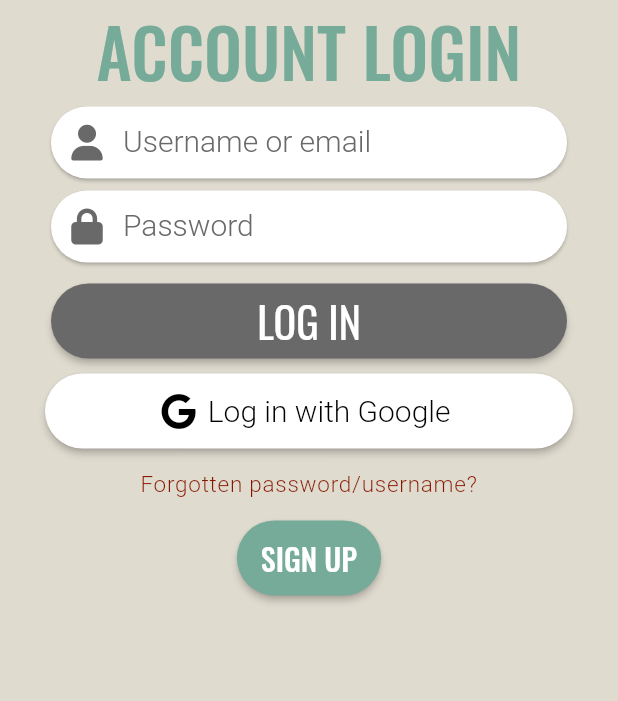
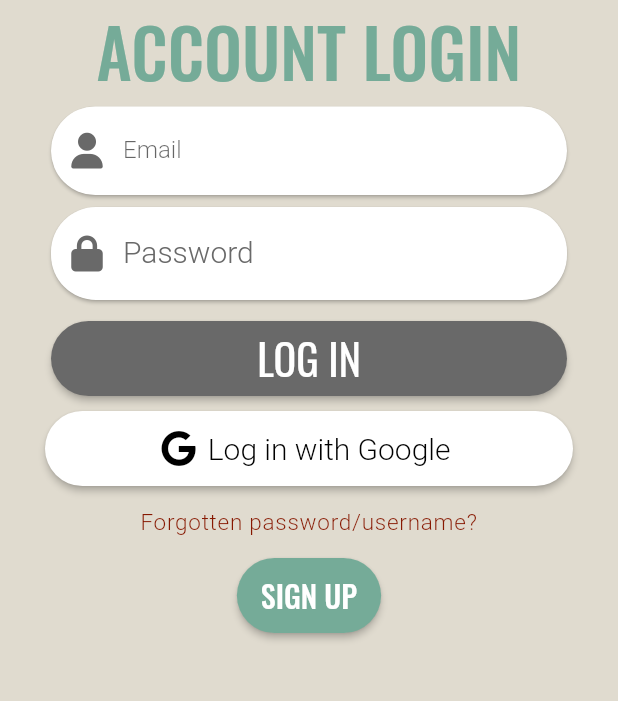
Before and after one commit to StanislavAlpatiev/FikaAndFocus, a Flutter app: the screen it shows after launch, on a phone screen of 412 x 824 dp, the part 375-1076 px from its top. Run offline on Flutter 3.47's test engine with Material 2 defaults, Android fonts, the light colour scheme and no system bars; our stand-ins replace firebase_auth, firebase_core, flutter_rating_bar, font_awesome_flutter, geolocator, google_fonts and 4 more; accounts and stored records are empty.

Commit message:
fixed bug with keyboard when writing email

```diff
--- a/fika_and_fokus/lib/LogIn.dart
+++ b/fika_and_fokus/lib/LogIn.dart
@@ -36,7 +36,7 @@ class _LogInState extends State<LogIn> {
 
             backgroundColor: Color(0xFFE0DBCF),
             body: Padding(
-              padding: const EdgeInsets.fromLTRB(30, 50, 30, 10),
+              padding: const EdgeInsets.fromLTRB(30, 50, 30, 0),
               child: ListView(
                 shrinkWrap: true,
                 // ignore: prefer_const_literals_to_create_immutables
@@ -58,7 +58,7 @@ class _LogInState extends State<LogIn> {
                     // ignore: prefer_const_constructors
                     child: TextFormField(
                       decoration: const InputDecoration(
-                        contentPadding: EdgeInsets.symmetric(horizontal: 100, vertical: 0),
+                        // contentPadding: EdgeInsets.symmetric(horizontal: 100, vertical: 0),
                         border: InputBorder.none,
                         prefixIcon: Align(
                           widthFactor: 1.0,
@@ -68,11 +68,11 @@ class _LogInState extends State<LogIn> {
                             color: Color(0xFF696969),
                           ),
                         ),
-                        labelText: 'Username or email',
-                        labelStyle: TextStyle(
-                          color: Color(0xFF696969),
-                          fontSize: 20,
-                        ),
+                        labelText: 'Email',
+                        // labelStyle: TextStyle(
+                        //   color: Color(0xFF696969),
+                        //   fontSize: 20,
+                        // ),
                       ),
                       // ignore: prefer_const_constructors
                       style: GoogleFonts.roboto(fontWeight: FontWeight.w300),
@@ -96,7 +96,7 @@ class _LogInState extends State<LogIn> {
                     child: TextFormField(
                       obscureText: true,
                       decoration: const InputDecoration(
-                        contentPadding: EdgeInsets.symmetric(horizontal: 100, vertical: 0),
+                        // contentPadding: EdgeInsets.symmetric(horizontal: 100, vertical: 0),
                         border: InputBorder.none,
                         prefixIcon: Align(
                           widthFactor: 1.0,
@@ -162,8 +162,7 @@ class _LogInState extends State<LogIn> {
                       ),
                     ),
                   ),
-                  const SizedBox(height: 10,
-                  ),
+                  const SizedBox(height: 10,),
                   ElevatedButton.icon(
                     icon: FaIcon(FontAwesomeIcons.google),
                     label: Text('Log in with Google',
@@ -260,20 +259,5 @@ class _LogInState extends State<LogIn> {
       print("fail");
       return null;
     }
-    // if (response.statusCode == 200) {
-    //   // If the server did return a 200 OK response,
-    //   // then parse the JSON.
-    //   // print(response.body);
-    //   Map<String, dynamic> responseJson = json.decode(response.body);
-    //   List status = responseJson['status'];
-    //   setState(() {
-    //
-    //   });
-    // } else {
-    //   // If the server did not return a 200 OK response,
-    //   // then throw an exception.
-    //   throw Exception('Failed to load album');
-    // }
-    // print(response.body);
   }
 }
```
Also changed, not shown: 1 other file.
